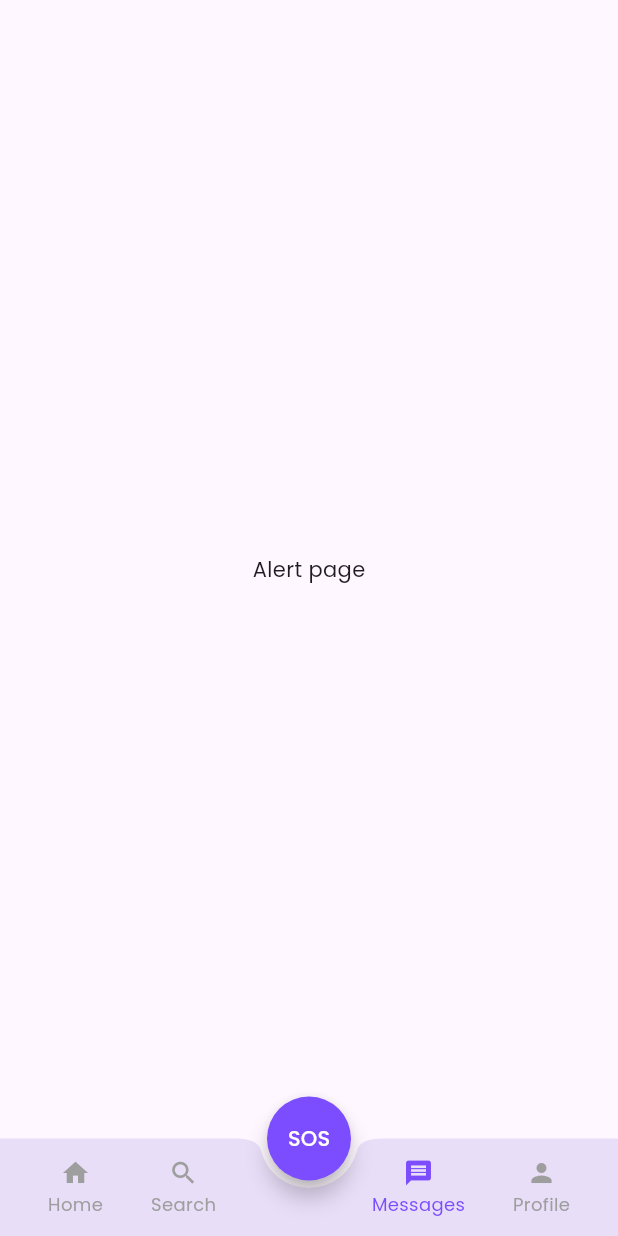
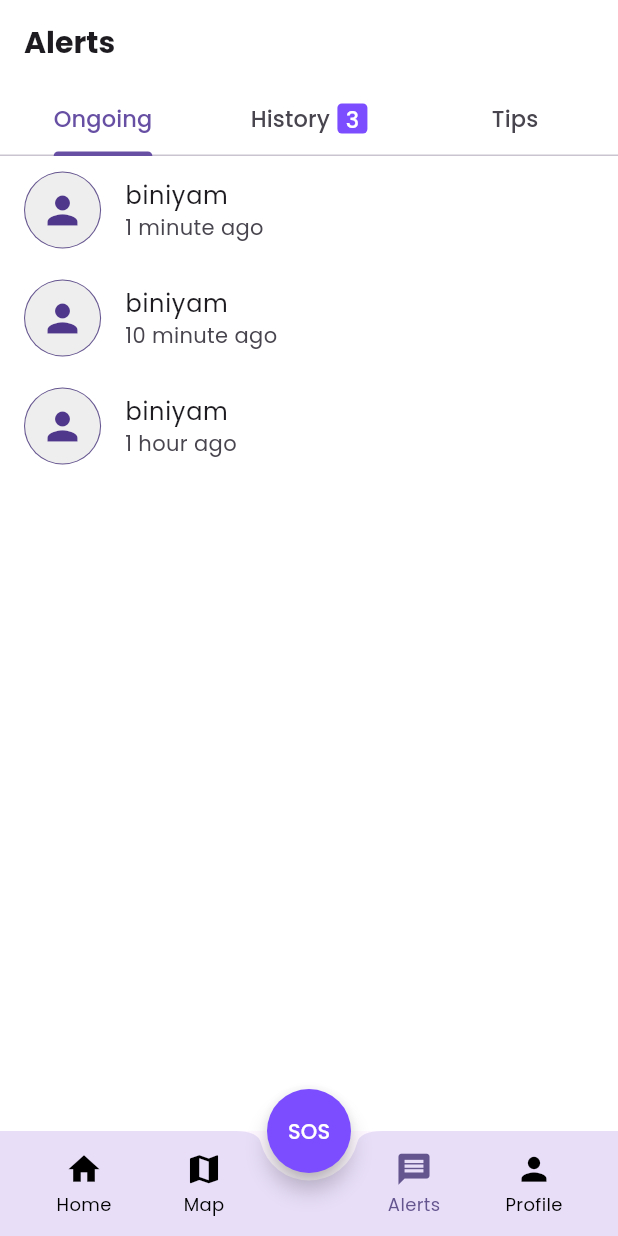
Before and after one commit to biniKin/GDG-Hackathon_G8, a Flutter app: the Home screen opened by its route, item 3 of the bottom bar chosen, on a phone screen of 412 x 824 dp. Run offline on Flutter 3.47's test engine with Material 3 defaults, Android fonts, the phone set to English and light mode, and no system bars; our stand-ins replace equatable, flutter_bloc, fluttertoast, google_fonts, image_picker, permission_handler.

Commit message:
adding alert page

```diff
--- a/lib/features/core/presentation/screens/alertPage.dart
+++ b/lib/features/core/presentation/screens/alertPage.dart
@@ -1,12 +1,68 @@
 import 'package:flutter/material.dart';
+import 'package:google_fonts/google_fonts.dart';
+import 'package:safe_campus/features/core/presentation/screens/historyPage.dart';
+import 'package:safe_campus/features/core/presentation/screens/ongoingPage.dart';
+import 'package:safe_campus/features/core/presentation/screens/tipsPage.dart';
 
 class Alertpage extends StatelessWidget {
   const Alertpage({super.key});
 
   @override
   Widget build(BuildContext context) {
-    return Center(
-      child: Text("Alert page"),
+    return DefaultTabController(
+      length: 3,
+      child: Scaffold(
+        backgroundColor: Colors.white,
+        appBar: AppBar(
+          backgroundColor: Colors.white,
+          automaticallyImplyLeading: false,
+          title: Text(
+            "Alerts",
+            style: GoogleFonts.poppins(
+              fontSize: 20,
+              fontWeight: FontWeight.bold,
+            ),
+          ),
+          bottom: TabBar(
+            labelStyle: GoogleFonts.poppins(fontSize: 15, fontWeight: FontWeight.w500),
+            tabs: [
+              Tab(text: 'Ongoing'),
+              Tab(
+                //text: 'History',
+                child: Row(
+                  mainAxisAlignment: MainAxisAlignment.center,
+                  children: [
+                    Text("History"),
+                    SizedBox(width: 5),
+                    Container(
+                      height: 20,
+                      width: 20,
+                      decoration: BoxDecoration(
+                        color: Colors.deepPurpleAccent,
+                        borderRadius: BorderRadius.circular(3),
+                      ),
+                      child: Center(
+                        //number of histories
+                        child: Text("3", style: TextStyle(color: Colors.white)),
+                      ),
+                    ),
+                  ],
+                ),
+              ),
+              Tab(text: 'Tips'),
+            ],
+          ),
+        ),
+        body: Expanded(
+          child: TabBarView(
+            children: [
+              Ongoingpage(),
+              Historypage(),
+              Tipspage(),
+            ],
+          ),
+        ),
+      ),
     );
   }
 }
--- a/lib/features/core/presentation/screens/editProfile.dart
+++ b/lib/features/core/presentation/screens/editProfile.dart
@@ -62,6 +62,7 @@ class _EditprofileState extends State<Editprofile> {
   @override
   Widget build(BuildContext context) {
     return Scaffold(
+      backgroundColor: Colors.white,
       appBar: AppBar(
         title: Text("Edit profile"),
         backgroundColor: Colors.white,
--- /dev/null
+++ b/lib/features/core/presentation/screens/historyPage.dart
@@ -0,0 +1,33 @@
+import 'package:flutter/material.dart';
+import 'package:flutter/widgets.dart';
+import 'package:safe_campus/features/core/presentation/widgets/historyPageContainer.dart';
+
+class Historypage extends StatelessWidget {
+  const Historypage({super.key});
+
+  @override
+  Widget build(BuildContext context) {
+    return Scaffold(
+      backgroundColor: Colors.white,
+      body: ListView(
+        children: [
+          Historypagecontainer(
+            image: null,
+            name: "biniyam",
+            detailes: "yesterday",
+          ),
+          Historypagecontainer(
+            image: null,
+            name: "biniyam",
+            detailes: "1 week ago",
+          ),
+          Historypagecontainer(
+            image: null,
+            name: "biniyam",
+            detailes: "1 month ago",
+          ),
+        ],
+      ),
+    );
+  }
+}
--- a/lib/features/core/presentation/screens/home.dart
+++ b/lib/features/core/presentation/screens/home.dart
@@ -37,7 +37,7 @@ class _HomeState extends State<Home> {
           bottomNavigationBar: BottomAppBar(
             notchMargin: 5,
             color: Color(0xFFE8DEF8),
-            height: 65,
+            height: 70,
             shape: CircularNotchedRectangle(),
             child: Row(
               mainAxisAlignment: MainAxisAlignment.spaceAround,
@@ -51,8 +51,8 @@ class _HomeState extends State<Home> {
                 ),
                 navItem(
                   context,
-                  icon: Icons.search,
-                  label: "Search",
+                  icon: Icons.map,
+                  label: "Map",
                   index: 1,
                   selected: selectedIndex,
                 ),
@@ -60,7 +60,7 @@ class _HomeState extends State<Home> {
                 navItem(
                   context,
                   icon: Icons.message,
-                  label: "Messages",
+                  label: "Alerts",
                   index: 2,
                   selected: selectedIndex,
                 ),
@@ -88,18 +88,27 @@ Widget navItem(
   required int selected,
 }) {
   final isSelected = selected == index;
-  final color = isSelected ? Colors.deepPurpleAccent : Colors.grey;
+  final color = isSelected ? Color(0xFF65558F) : Colors.black;
 
-  return GestureDetector(
+  return InkWell(
     onTap: () => context.read<NavigationCubit>().updateIndex(index),
+
+    child: Container(
+      width: 60,
+      height: 80,
+      decoration: BoxDecoration(
+        color: Colors.transparent,
+
+      ),
       child: Column(
         mainAxisSize: MainAxisSize.min,
         mainAxisAlignment: MainAxisAlignment.center,
         children: [
-        Icon(icon, size: 20, color: color),
+          Icon(icon, size: 25, color: color),
           SizedBox(height: 2),
           Text(label, style: TextStyle(fontSize: 12, color: color)),
         ],
       ),
+    ),
   );
 }
--- /dev/null
+++ b/lib/features/core/presentation/screens/ongoingPage.dart
@@ -0,0 +1,22 @@
+import 'package:flutter/material.dart';
+import 'package:flutter/widgets.dart';
+import 'package:safe_campus/features/core/presentation/widgets/ongoingContainer.dart';
+
+class Ongoingpage extends StatelessWidget {
+  const Ongoingpage({super.key});
+
+  @override
+  Widget build(BuildContext context) {
+    return Scaffold(
+      backgroundColor: Colors.white,
+      body: ListView(
+
+        children: [
+          Ongoingcontainer(image: null, name: "biniyam", detailes: "1 minute ago"),
+          Ongoingcontainer(image: null, name: "biniyam", detailes: "10 minute ago"),
+          Ongoingcontainer(image: null, name: "biniyam", detailes: "1 hour ago"),
+        ],
+      )
+    );
+  }
+}
--- /dev/null
+++ b/lib/features/core/presentation/widgets/ongoingContainer.dart
@@ -0,0 +1,38 @@
+import 'package:flutter/material.dart';
+import 'package:flutter/widgets.dart';
+
+class Ongoingcontainer extends StatelessWidget {
+  final Image? image;
+  final String name;
+  final String detailes;
+  const Ongoingcontainer({
+    super.key,
+    required this.image,
+    required this.name,
+    required this.detailes,
+  });
+
+  @override
+  Widget build(BuildContext context) {
+    return ListTile(
+      onTap: (){},
+      title: Text(name),
+      subtitle: Text(detailes),
+      leading: Container(
+
+        decoration: BoxDecoration(
+          color: Color(0xFF65558F),
+          shape: BoxShape.circle
+        ),
+        //margin: EdgeInsets.all(3),
+        padding: EdgeInsets.all(0.7),
+        child: CircleAvatar(
+          radius: 25,
+          backgroundColor: Colors.grey[200],
+          backgroundImage: image == null ? null : AssetImage(''),
+          child: image == null ? Icon(Icons.person, size: 30,) : null,
+        ),
+      ),
+    );
+  }
+}
```
Also changed, not shown: lib/features/core/presentation/screens/profilePage.dart (+25 -13 lines), lib/features/core/presentation/screens/tipsPage.dart (added, +36 -0 lines), lib/features/core/presentation/widgets/historyPageContainer.dart (added, +38 -0 lines). Lines whose indentation alone changed are shown as unchanged.
